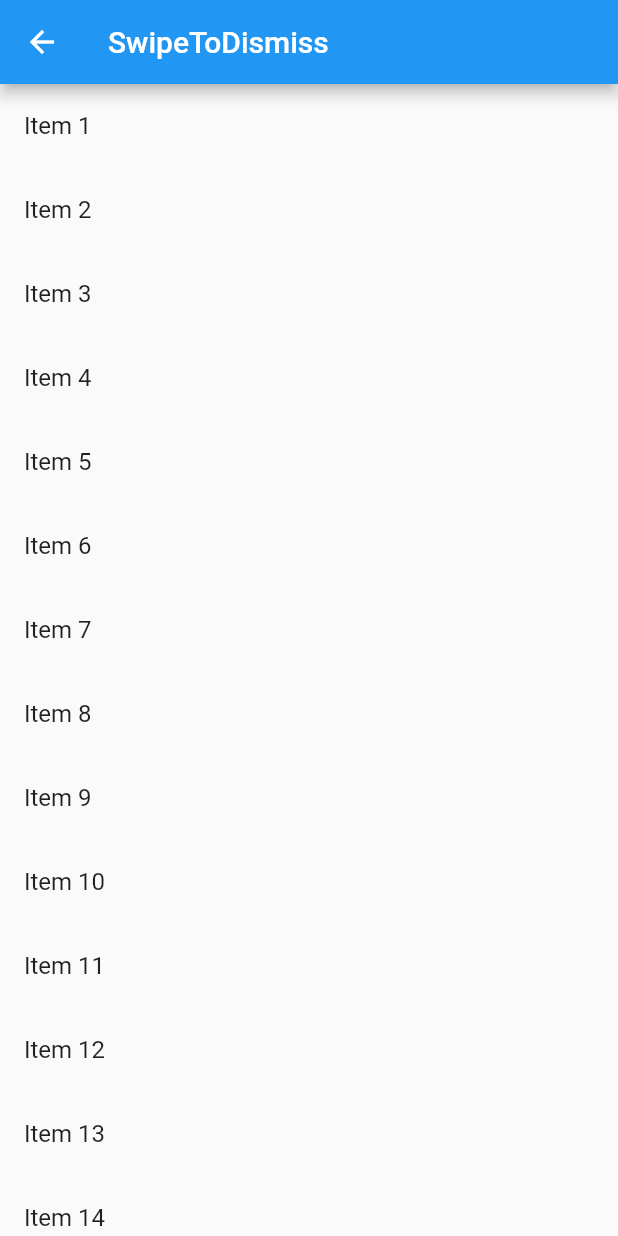
After one commit to beegle-evan/flutter-tutorial-study, a Flutter app: the screen it shows after launch, after a tap on "SwipeToDismiss", on a phone screen of 412 x 824 dp. The commit adds this screen. Run offline on Flutter 3.47's test engine with Material 2 defaults, Android fonts, the phone set to English and light mode, and no system bars.

Commit message:
[Add] Dismiss

```diff
--- /dev/null
+++ b/flutter_tutorial_study/lib/SwipeToDismiss.dart
@@ -0,0 +1,48 @@
+import 'package:flutter/material.dart';
+
+class MySwipeToDismiss extends StatefulWidget {
+  @override
+  _MySwipeToDismissState createState() => _MySwipeToDismissState();
+}
+
+class _MySwipeToDismissState extends State<MySwipeToDismiss> {
+  final items = List<String>.generate(20, (index) => "Item ${index+1}");
+
+  @override
+  Widget build(BuildContext context) {
+    return Scaffold(
+      appBar: _buildAppBar(),
+      body: _buildBody(),
+    );
+  }
+
+  _buildAppBar() {
+    return AppBar(
+      title: Text('SwipeToDismiss'),
+    );
+  }
+
+  _buildBody() {
+    return ListView.builder(
+      itemCount: items.length,
+      itemBuilder: (context, index){
+        final item = items[index];
+      return Dismissible(
+        direction: DismissDirection.startToEnd,
+        background: Container(color: Colors.red,),
+        onDismissed: (direction) {
+          setState(() {
+            if (direction == DismissDirection.startToEnd) {
+
+            }
+            items.removeAt(index);
+          });
+        },
+        child: ListTile(
+          title: Text('${items[index]}'),
+        ),
+        key: Key(item),
+      );
+    });
+  }
+}
--- a/flutter_tutorial_study/lib/main.dart
+++ b/flutter_tutorial_study/lib/main.dart
@@ -4,6 +4,7 @@ import 'package:flutter_tutorial_study/AnimatedOpacity.dart';
 import 'package:flutter_tutorial_study/Drawer.dart';
 import 'package:flutter_tutorial_study/OrientationBuilder.dart';
 import 'package:flutter_tutorial_study/SnackBar.dart';
+import 'package:flutter_tutorial_study/SwipeToDismiss.dart';
 import 'package:flutter_tutorial_study/formvalidation.dart';
 import 'package:flutter_tutorial_study/tabcontroller.dart';
 
@@ -119,6 +120,13 @@ class _MyHomePageState extends State<MyHomePage> {
                 MaterialPageRoute(builder: (context) => MyFormValidation()));
           },
         ),
+        ListTile(
+          title: Text('SwipeToDismiss'),
+          onTap: () {
+            Navigator.push(context,
+                MaterialPageRoute(builder: (context) => MySwipeToDismiss()));
+          },
+        ),
       ],
     );
   }
```
